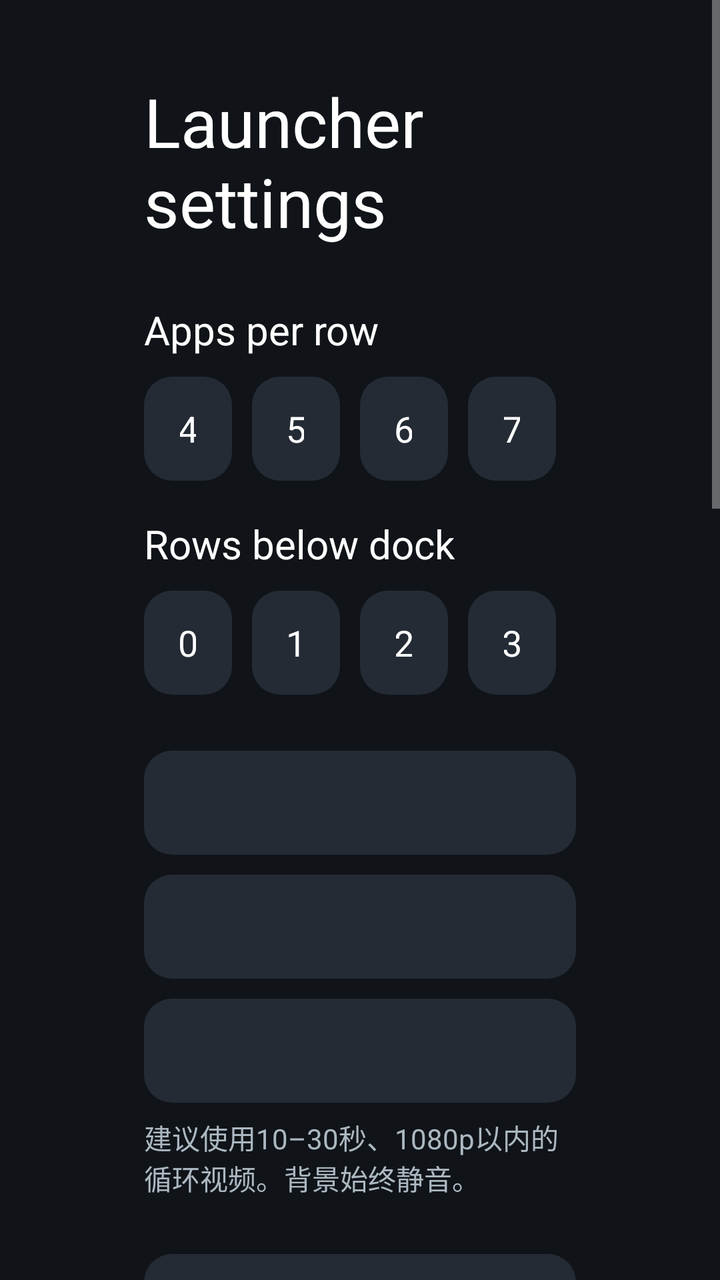
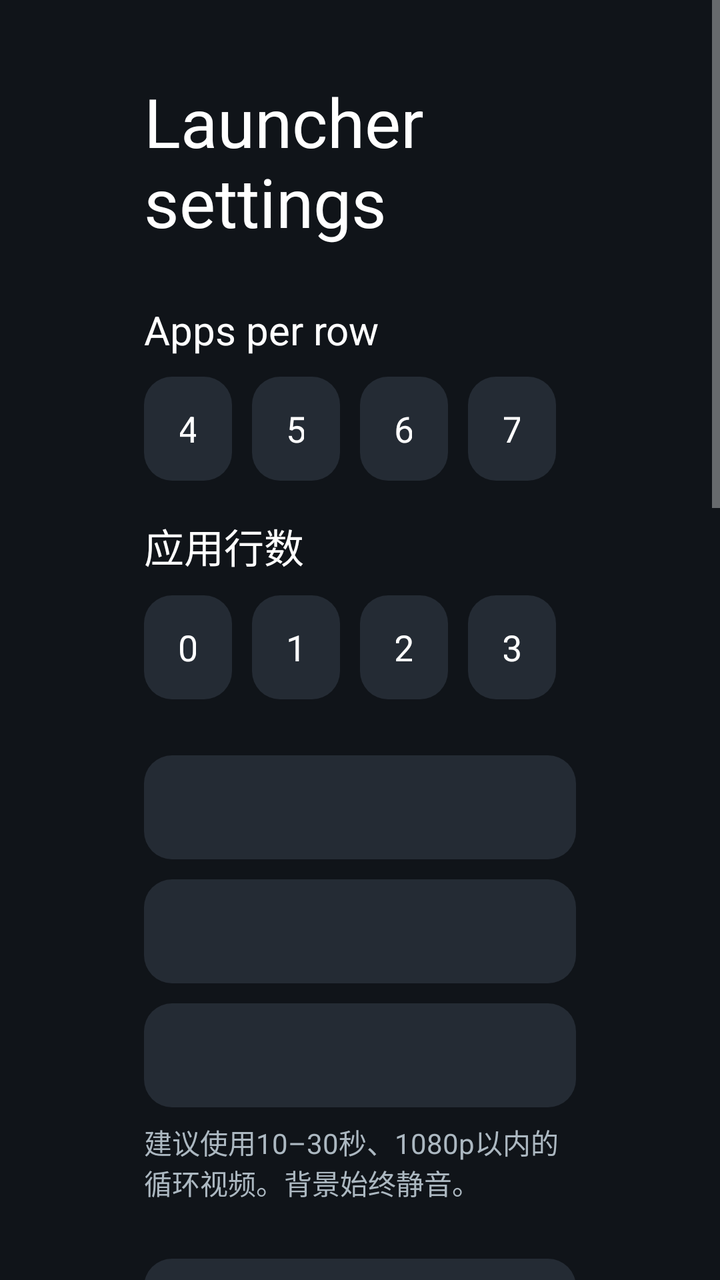

Before-and-after screenshots of an Android layout around one commit, followed by the original layout XML and the change that was made.
<!-- AndroidManifest.xml: application theme Theme.TvHome -->
<!-- res/layout/activity_launcher_settings.xml -->
<?xml version="1.0" encoding="utf-8"?>
<ScrollView xmlns:android="http://schemas.android.com/apk/res/android"
    android:layout_width="match_parent"
    android:layout_height="match_parent"
    android:background="#FF101419"
    android:fillViewport="true">

    <LinearLayout
        android:layout_width="match_parent"
        android:layout_height="wrap_content"
        android:orientation="vertical"
        android:paddingStart="72dp"
        android:paddingEnd="72dp"
        android:paddingTop="38dp"
        android:paddingBottom="38dp">

        <TextView
            android:layout_width="match_parent"
            android:layout_height="wrap_content"
            android:text="@string/launcher_settings"
            android:textColor="#FFFFFFFF"
            android:textSize="34sp" />

        <TextView
            android:layout_width="match_parent"
            android:layout_height="wrap_content"
            android:layout_marginTop="28dp"
            android:text="@string/columns_label"
            android:textColor="#FFFFFFFF"
            android:textSize="20sp" />

        <LinearLayout
            android:layout_width="match_parent"
            android:layout_height="wrap_content"
            android:layout_marginTop="10dp"
            android:orientation="horizontal">

            <TextView android:id="@+id/columns4" style="@style/SettingsColumnChoice" android:text="4" />
            <TextView android:id="@+id/columns5" style="@style/SettingsColumnChoice" android:text="5" />
            <TextView android:id="@+id/columns6" style="@style/SettingsColumnChoice" android:text="6" />
            <TextView android:id="@+id/columns7" style="@style/SettingsColumnChoice" android:text="7" />
        </LinearLayout>

        <TextView
            android:layout_width="match_parent"
            android:layout_height="wrap_content"
            android:layout_marginTop="18dp"
            android:text="@string/rows_below_dock_label"
            android:textColor="#FFFFFFFF"
            android:textSize="20sp" />

        <LinearLayout
            android:layout_width="match_parent"
            android:layout_height="wrap_content"
            android:layout_marginTop="10dp"
            android:orientation="horizontal">

            <TextView android:id="@+id/rows0" style="@style/SettingsColumnChoice" android:text="0" />
            <TextView android:id="@+id/rows1" style="@style/SettingsColumnChoice" android:text="1" />
            <TextView android:id="@+id/rows2" style="@style/SettingsColumnChoice" android:text="2" />
            <TextView android:id="@+id/rows3" style="@style/SettingsColumnChoice" android:text="3" />
        </LinearLayout>

        <TextView
            android:id="@+id/wallpaperChoice"
            style="@style/SettingsRow"
            android:layout_marginTop="28dp" />

        <TextView
            android:id="@+id/wallpaperDimChoice"
            style="@style/SettingsRow"
            android:layout_marginTop="10dp" />

        <TextView
            android:id="@+id/videoWallpaperChoice"
            style="@style/SettingsRow"
            android:layout_marginTop="10dp" />

        <TextView
            android:layout_width="match_parent"
            android:layout_height="wrap_content"
            android:layout_marginTop="7dp"
            android:text="@string/video_wallpaper_hint"
            android:textColor="#FFACB8C1"
            android:textSize="14sp" />

        <TextView
            android:id="@+id/animationsChoice"
            style="@style/SettingsRow"
            android:layout_marginTop="28dp" />

        <TextView
            android:id="@+id/advancedChoice"
            style="@style/SettingsRow"
            android:layout_marginTop="10dp" />

        <TextView
            android:layout_width="match_parent"
            android:layout_height="wrap_content"
            android:layout_marginTop="8dp"
            android:text="@string/advanced_effects_warning"
            android:textColor="#FFACB8C1"
            android:textSize="14sp" />

        <TextView
            android:id="@+id/followThemeChoice"
            style="@style/SettingsRow"
            android:layout_marginTop="18dp"
            android:text="@string/follow_theme" />

        <TextView
            android:layout_width="match_parent"
            android:layout_height="wrap_content"
            android:layout_marginTop="7dp"
            android:text="@string/follow_theme_hint"
            android:textColor="#FFACB8C1"
            android:textSize="14sp" />

        <TextView
            android:id="@+id/defaultHomeChoice"
            style="@style/SettingsRow"
            android:layout_marginTop="28dp"
            android:text="@string/home_settings" />

        <TextView
            android:layout_width="match_parent"
            android:layout_height="wrap_content"
            android:layout_marginTop="7dp"
            android:text="@string/home_settings_help"
            android:textColor="#FFACB8C1"
            android:textSize="14sp" />

        <TextView
            android:id="@+id/homeHelperChoice"
            style="@style/SettingsRow"
            android:layout_marginTop="18dp" />

        <TextView
            android:id="@+id/homeNormalBehavior"
            style="@style/SettingsRow"
            android:layout_marginTop="10dp"
            android:text="@string/home_normal_behavior" />

        <TextView
            android:id="@+id/homeSignalSourceChoice"
            style="@style/SettingsRow"
            android:layout_marginTop="28dp"
            android:text="@string/home_signal_source" />

        <TextView
            android:id="@+id/homeScreensaverChoice"
            style="@style/SettingsRow"
            android:layout_marginTop="10dp"
            android:text="@string/home_screensaver" />

        <TextView
            android:id="@+id/homeAppsChoice"
            style="@style/SettingsRow"
            android:layout_marginTop="10dp"
            android:text="@string/home_apps_category" />

        <TextView
            android:id="@+id/tvSettingsChoice"
            style="@style/SettingsRow"
            android:layout_marginTop="18dp"
            android:text="@string/tv_settings" />
    </LinearLayout>
</ScrollView>
<!-- resources referenced by this layout -->
<resources>
  <string name="advanced_effects_warning">Adds a lifted tile, icon zoom and smooth colour transitions. May increase memory use; the actual difference depends on your TV.</string>
  <string name="columns_label">Apps per row</string>
  <string name="follow_theme">Follow theme (reset on-TV choices)</string>
  <string name="follow_theme_hint">Uses the current theme or built-in layout and motion settings. Pushing or resetting a theme also clears your on-TV choices.</string>
  <string name="home_apps_category" translatable="false">应用与Dock</string>
  <string name="home_normal_behavior" translatable="false">单按Home回到TVHome，快速连按三次进入小米原厂桌面。</string>
  <string name="home_screensaver" translatable="false">屏保与闲置</string>
  <string name="home_settings">Choose default home</string>
  <string name="home_settings_help">Select your original home to stop using CleanYourTV as Home, or CleanYourTV to switch back. The original launcher must be enabled and your TV must provide a home picker; use the restore script first if it was disabled.</string>
  <string name="home_signal_source" translatable="false">信号源与预览</string>
  <string name="launcher_settings">Launcher settings</string>
  <string name="rows_below_dock_label">Rows below dock</string>
  <string name="tv_settings">TV system settings</string>
  <string name="video_wallpaper_hint" translatable="false">建议使用10–30秒、1080p以内的循环视频。背景始终静音。</string>
  <style name="SettingsColumnChoice" parent="SettingsRow">
          <item name="android:layout_width">0dp</item>
          <item name="android:layout_weight">1</item>
          <item name="android:layout_marginEnd">10dp</item>
          <item name="android:gravity">center</item>
      </style>
  <style name="SettingsRow">
          <item name="android:layout_width">match_parent</item>
          <item name="android:layout_height">52dp</item>
          <item name="android:gravity">center_vertical</item>
          <item name="android:paddingStart">18dp</item>
          <item name="android:paddingEnd">18dp</item>
          <item name="android:background">@drawable/settings_choice_bg</item>
          <item name="android:textColor">#FFFFFFFF</item>
          <item name="android:textSize">18sp</item>
          <item name="android:focusable">true</item>
          <item name="android:clickable">true</item>
      </style>
  <style name="Theme.TvHome" parent="android:Theme.Material.NoActionBar.Fullscreen">
          <item name="android:windowBackground">@android:color/black</item>
          <item name="android:colorBackground">@android:color/black</item>
          <item name="android:windowAnimationStyle">@null</item>
      </style>
  <!-- drawable settings_choice_bg (drawable) -->
  <?xml version="1.0" encoding="utf-8"?>
  <selector xmlns:android="http://schemas.android.com/apk/res/android">
      <item android:state_focused="true">
          <shape android:shape="rectangle">
              <solid android:color="#5574A987" />
              <corners android:radius="14dp" />
              <stroke android:width="2dp" android:color="#FFB9E7C7" />
          </shape>
      </item>
      <item android:state_selected="true">
          <shape android:shape="rectangle">
              <solid android:color="#334DAE6D" />
              <corners android:radius="14dp" />
              <stroke android:width="1dp" android:color="#FF4DAE6D" />
          </shape>
      </item>
      <item>
          <shape android:shape="rectangle">
              <solid android:color="#FF242B34" />
              <corners android:radius="14dp" />
          </shape>
      </item>
  </selector>
</resources>

<!-- the commit's change to res/layout/activity_launcher_settings.xml (unified diff, before → after) -->
@@ -1,9 +1,15 @@
 <?xml version="1.0" encoding="utf-8"?>
-<ScrollView xmlns:android="http://schemas.android.com/apk/res/android"
+<FrameLayout xmlns:android="http://schemas.android.com/apk/res/android"
+    android:id="@+id/settingsRoot"
     android:layout_width="match_parent"
     android:layout_height="match_parent"
-    android:background="#FF101419"
-    android:fillViewport="true">
+    android:background="#FF101419">
+
+    <ScrollView
+        android:layout_width="match_parent"
+        android:layout_height="match_parent"
+        android:background="@android:color/transparent"
+        android:fillViewport="true">
 
     <LinearLayout
         android:layout_width="match_parent"
@@ -164,5 +170,6 @@
             style="@style/SettingsRow"
             android:layout_marginTop="18dp"
             android:text="@string/tv_settings" />
-    </LinearLayout>
-</ScrollView>
+        </LinearLayout>
+    </ScrollView>
+</FrameLayout>
<!-- resource entries referenced after the edit -->
@@ -11,7 +11,7 @@
   <string name="home_settings_help">Select your original home to stop using CleanYourTV as Home, or CleanYourTV to switch back. The original launcher must be enabled and your TV must provide a home picker; use the restore script first if it was disabled.</string>
   <string name="home_signal_source" translatable="false">信号源与预览</string>
   <string name="launcher_settings">Launcher settings</string>
-  <string name="rows_below_dock_label">Rows below dock</string>
+  <string name="rows_below_dock_label">应用行数</string>
   <string name="tv_settings">TV system settings</string>
   <string name="video_wallpaper_hint" translatable="false">建议使用10–30秒、1080p以内的循环视频。背景始终静音。</string>
   <style name="SettingsColumnChoice" parent="SettingsRow">
